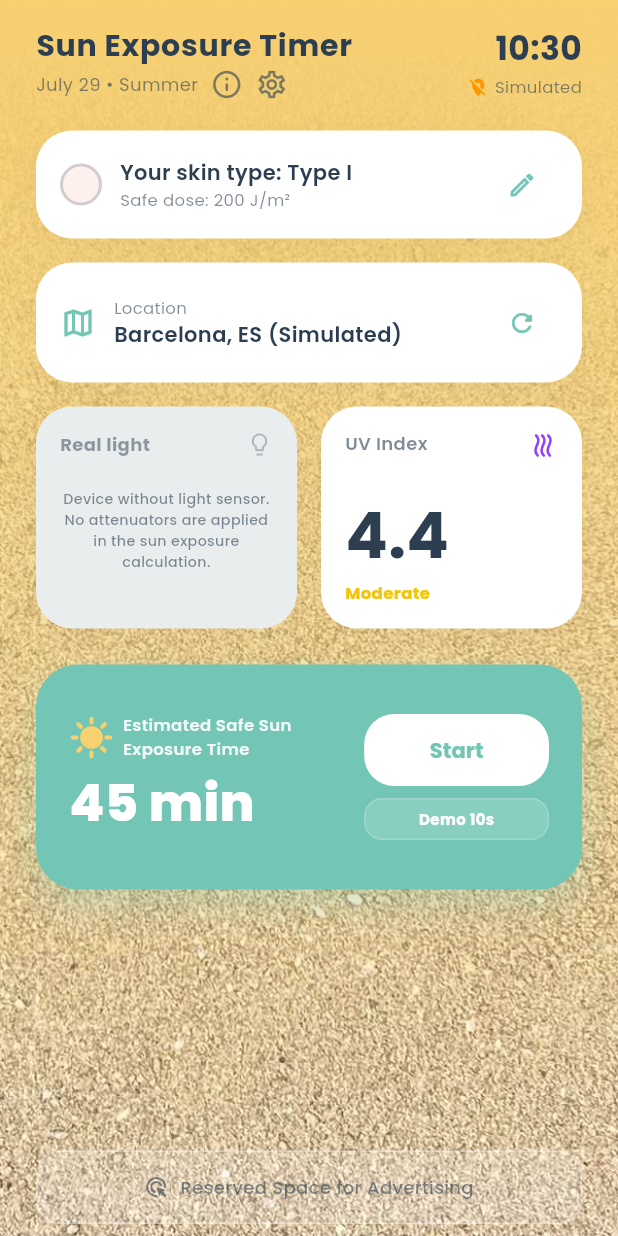
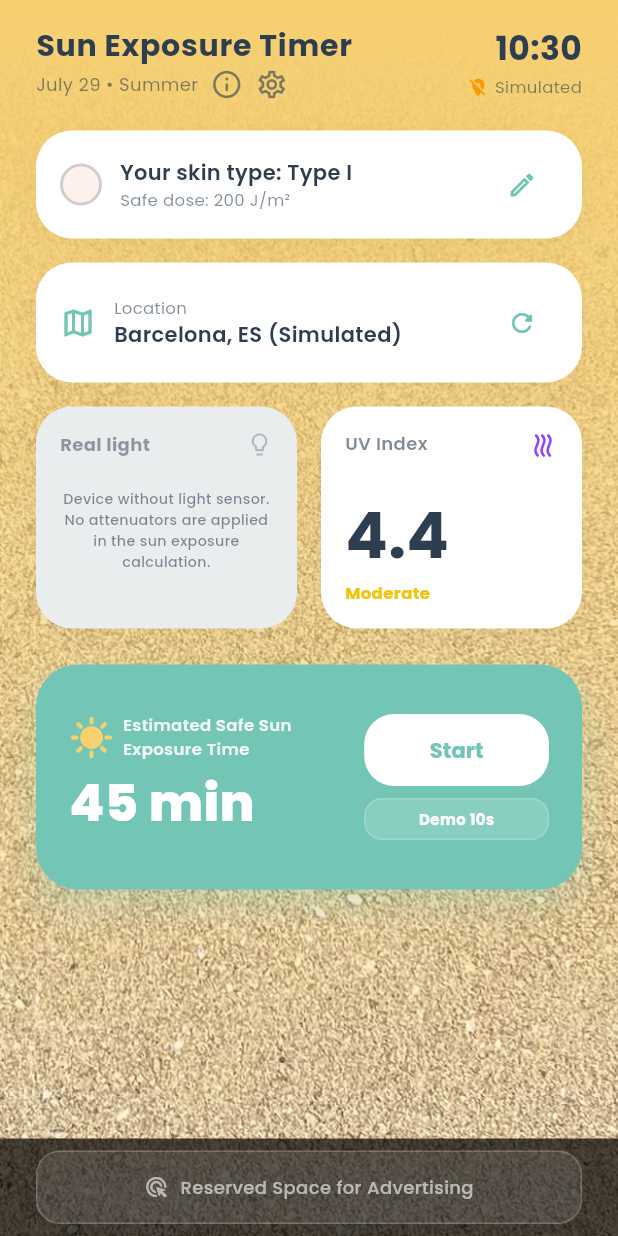
Before and after one commit to oriolrp79/SunExposureTimer, a Flutter app: the screen it shows after launch, after a tap on "Type I", after a tap on "Accept", on a phone screen of 412 x 824 dp. Run offline on Flutter 3.47's test engine with Material 3 defaults, Android fonts, the phone set to English and light mode, and no system bars; our stand-ins replace flutter_svg, geolocator, google_fonts, google_mobile_ads, shared_preferences; missing offline and left inert: ambient_light, flutter_ringtone_player, in_app_update; network calls fail.

Commit message:
ads i navbar del sistema

```diff
--- a/lib/main.dart
+++ b/lib/main.dart
@@ -2,6 +2,7 @@ import 'dart:async';
 import 'dart:convert';
 import 'dart:io';
 import 'package:flutter/material.dart';
+import 'package:flutter/services.dart';
 import 'package:flutter_svg/flutter_svg.dart';
 import 'package:flutter/foundation.dart';
 import 'package:geolocator/geolocator.dart';
@@ -17,6 +18,22 @@ import 'package:google_mobile_ads/google_mobile_ads.dart';
 void main() {
   WidgetsFlutterBinding.ensureInitialized();
   MobileAds.instance.initialize();
+
+  // Permet que l'aplicació es dibuixi sota les barres del sistema (edge-to-edge) per permetre transparències reals
+  SystemChrome.setEnabledSystemUIMode(SystemUiMode.edgeToEdge);
+
+  SystemChrome.setSystemUIOverlayStyle(
+    const SystemUiOverlayStyle(
+      systemNavigationBarColor: Colors.black, // Barra de navegació en negre
+      systemNavigationBarContrastEnforced: false, // OBLIGATORI per a Android 10+
+      systemNavigationBarDividerColor: Colors.transparent,
+      systemNavigationBarIconBrightness: Brightness
+          .light, // Icons de la barra de navegació en blanc (contrastats)
+      statusBarColor: Colors.transparent,
+      statusBarIconBrightness: Brightness.dark,
+    ),
+  );
+
   runApp(const SunTimerApp());
 }
 
@@ -2216,7 +2233,17 @@ class _DashboardScreenState extends State<DashboardScreen>
           : const Color(0xFFA8E6CF);
     }
 
-    return Scaffold(
+    return AnnotatedRegion<SystemUiOverlayStyle>(
+      value: const SystemUiOverlayStyle(
+        systemNavigationBarColor: Colors.black, // Barra de navegació en negre
+        systemNavigationBarContrastEnforced: false, // OBLIGATORI per a Android 10+
+        systemNavigationBarDividerColor: Colors.transparent,
+        systemNavigationBarIconBrightness:
+            Brightness.light, // Icons contrastats (blancs)
+        statusBarColor: Colors.transparent,
+        statusBarIconBrightness: Brightness.dark,
+      ),
+      child: Scaffold(
         backgroundColor: Colors.transparent,
         body: Container(
           decoration: const BoxDecoration(
@@ -2236,6 +2263,7 @@ class _DashboardScreenState extends State<DashboardScreen>
               ),
             ),
             child: SafeArea(
+              bottom: false,
               child: Column(
                 children: [
                   Expanded(
@@ -2255,7 +2283,8 @@ class _DashboardScreenState extends State<DashboardScreen>
                               children: [
                                 Expanded(
                                   child: Column(
-                                  crossAxisAlignment: CrossAxisAlignment.start,
+                                    crossAxisAlignment:
+                                        CrossAxisAlignment.start,
                                     children: [
                                       Text(
                                         "Sun Exposure Timer",
@@ -2497,7 +2526,8 @@ class _DashboardScreenState extends State<DashboardScreen>
                                             height: 18,
                                             child: CircularProgressIndicator(
                                               strokeWidth: 2,
-                                            valueColor: AlwaysStoppedAnimation(
+                                              valueColor:
+                                                  AlwaysStoppedAnimation(
                                                     Color(0xFF73C6B6),
                                                   ),
                                             ),
@@ -2565,13 +2595,18 @@ class _DashboardScreenState extends State<DashboardScreen>
                                                             style: GoogleFonts.poppins(
                                                               fontSize: 12,
                                                               fontWeight:
-                                                                FontWeight.w600,
-                                                            color: const Color(
+                                                                  FontWeight
+                                                                      .w600,
+                                                              color:
+                                                                  const Color(
                                                                     0xFF2C3E50,
-                                                            ).withOpacity(0.6),
+                                                                  ).withOpacity(
+                                                                    0.6,
+                                                                  ),
                                                             ),
                                                             maxLines: 1,
-                                                          overflow: TextOverflow
+                                                            overflow:
+                                                                TextOverflow
                                                                     .ellipsis,
                                                           ),
                                                           const SizedBox(
@@ -2584,9 +2619,12 @@ class _DashboardScreenState extends State<DashboardScreen>
                                                               Icons
                                                                   .info_outline_rounded,
                                                               size: 14,
-                                                            color: const Color(
+                                                              color:
+                                                                  const Color(
                                                                     0xFF2C3E50,
-                                                            ).withOpacity(0.5),
+                                                                  ).withOpacity(
+                                                                    0.5,
+                                                                  ),
                                                             ),
                                                           ),
                                                         ],
@@ -2623,8 +2661,10 @@ class _DashboardScreenState extends State<DashboardScreen>
                                                             GoogleFonts.poppins(
                                                               fontSize: 42,
                                                               fontWeight:
-                                                                FontWeight.bold,
-                                                            color: const Color(
+                                                                  FontWeight
+                                                                      .bold,
+                                                              color:
+                                                                  const Color(
                                                                     0xFF2C3E50,
                                                                   ),
                                                             ),
@@ -2634,10 +2674,14 @@ class _DashboardScreenState extends State<DashboardScreen>
                                                             style: GoogleFonts.poppins(
                                                               fontSize: 18,
                                                               fontWeight:
-                                                                FontWeight.w600,
-                                                            color: const Color(
+                                                                  FontWeight
+                                                                      .w600,
+                                                              color:
+                                                                  const Color(
                                                                     0xFF2C3E50,
-                                                            ).withOpacity(0.6),
+                                                                  ).withOpacity(
+                                                                    0.6,
+                                                                  ),
                                                             ),
                                                           ),
                                                         ],
@@ -2650,7 +2694,8 @@ class _DashboardScreenState extends State<DashboardScreen>
                                                     ),
                                                     style: GoogleFonts.poppins(
                                                       fontSize: 11,
-                                                    fontWeight: FontWeight.bold,
+                                                      fontWeight:
+                                                          FontWeight.bold,
                                                       color:
                                                           _getEnvironmentIconColor(
                                                             _luxValue,
@@ -2681,7 +2726,8 @@ class _DashboardScreenState extends State<DashboardScreen>
                                                         lang,
                                                         'real_light',
                                                       ),
-                                                    style: GoogleFonts.poppins(
+                                                      style:
+                                                          GoogleFonts.poppins(
                                                             fontSize: 12,
                                                             fontWeight:
                                                                 FontWeight.bold,
@@ -2713,7 +2759,8 @@ class _DashboardScreenState extends State<DashboardScreen>
                                                     ),
                                                     style: GoogleFonts.poppins(
                                                       fontSize: 9.5,
-                                                    fontWeight: FontWeight.w500,
+                                                      fontWeight:
+                                                          FontWeight.w500,
                                                       color: const Color(
                                                         0xFF2C3E50,
                                                       ).withOpacity(0.6),
@@ -2772,7 +2819,8 @@ class _DashboardScreenState extends State<DashboardScreen>
                                                     ).withOpacity(0.6),
                                                   ),
                                                   maxLines: 1,
-                                                overflow: TextOverflow.ellipsis,
+                                                  overflow:
+                                                      TextOverflow.ellipsis,
                                                 ),
                                               ),
                                               const SizedBox(width: 4),
@@ -2806,7 +2854,9 @@ class _DashboardScreenState extends State<DashboardScreen>
                                                 style: GoogleFonts.poppins(
                                                   fontSize: 42,
                                                   fontWeight: FontWeight.bold,
-                                                color: const Color(0xFF2C3E50),
+                                                  color: const Color(
+                                                    0xFF2C3E50,
+                                                  ),
                                                 ),
                                               ),
                                             ),
@@ -2866,17 +2916,19 @@ class _DashboardScreenState extends State<DashboardScreen>
                     ),
                   ),
                   // ESPACIO RESERVADO PARA ADS EN LA PARTE INFERIOR
-                if (_isBannerAdReady && _bannerAd != null)
-                  SafeArea(
-                    child: Container(
+                  Container(
+                    color: Colors.black.withOpacity(0.7), // Capa negra translúcida que va de l'espai d'ads fins al final de la pantalla
+                    child: SafeArea(
+                      top: false,
+                      bottom: true,
+                      child: _isBannerAdReady && _bannerAd != null
+                          ? Container(
                               alignment: Alignment.center,
                               width: _bannerAd!.size.width.toDouble(),
                               height: _bannerAd!.size.height.toDouble(),
                               child: AdWidget(ad: _bannerAd!),
-                    ),
                             )
-                else
-                  Container(
+                          : Container(
                               height: 65,
                               width: double.infinity,
                               color: Colors.transparent,
@@ -2887,10 +2939,10 @@ class _DashboardScreenState extends State<DashboardScreen>
                                     vertical: 8,
                                   ),
                                   decoration: BoxDecoration(
-                          color: Colors.white.withOpacity(0.2),
+                                    color: Colors.white.withOpacity(0.1),
                                     borderRadius: BorderRadius.circular(16),
                                     border: Border.all(
-                            color: Colors.white.withOpacity(0.3),
+                                      color: Colors.white.withOpacity(0.2),
                                       width: 1,
                                     ),
                                   ),
@@ -2900,7 +2952,7 @@ class _DashboardScreenState extends State<DashboardScreen>
                                       children: [
                                         Icon(
                                           Icons.ads_click_rounded,
-                                color: const Color(0xFF2C3E50).withOpacity(0.6),
+                                          color: Colors.white.withOpacity(0.6),
                                           size: 16,
                                         ),
                                         const SizedBox(width: 8),
@@ -2910,9 +2962,7 @@ class _DashboardScreenState extends State<DashboardScreen>
                                             style: GoogleFonts.poppins(
                                               fontSize: 12,
                                               fontWeight: FontWeight.w500,
-                                    color: const Color(
-                                      0xFF2C3E50,
-                                    ).withOpacity(0.6),
+                                              color: Colors.white.withOpacity(0.6),
                                             ),
                                             maxLines: 1,
                                             overflow: TextOverflow.ellipsis,
@@ -2924,7 +2974,10 @@ class _DashboardScreenState extends State<DashboardScreen>
                                 ),
                               ),
                             ),
-              ],
+                    ),
+                  ),
+                ],
+              ),
             ),
           ),
         ),
```
Also changed, not shown: pubspec.lock, 7 other files. Lines whose indentation alone changed are shown as unchanged.
